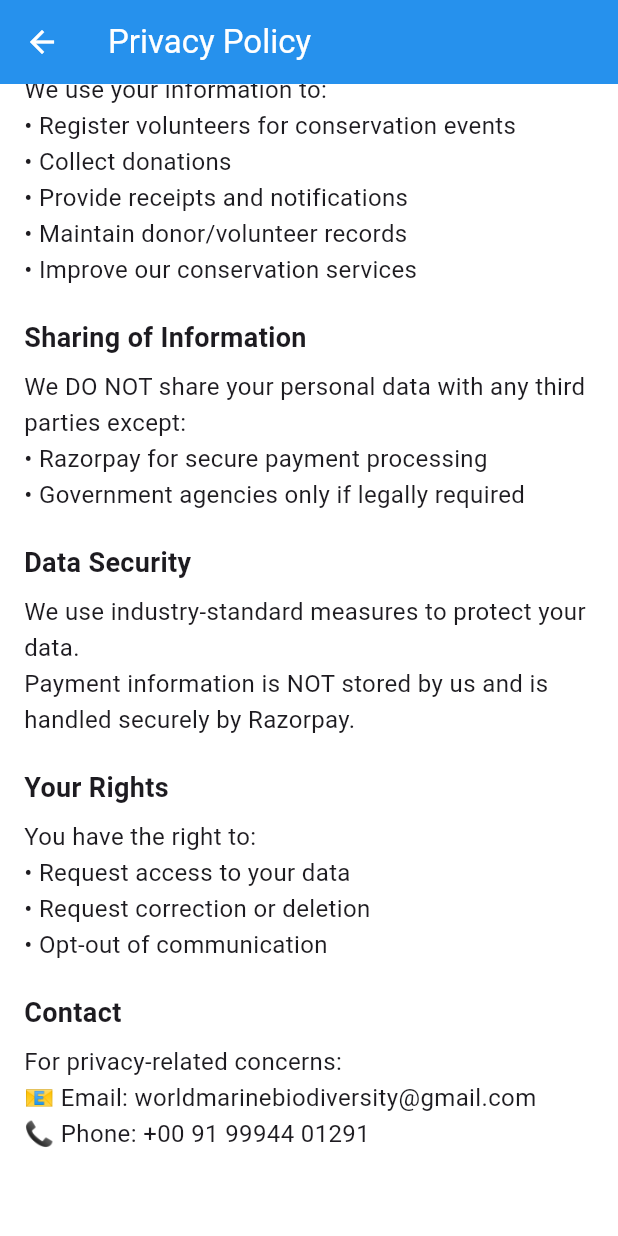
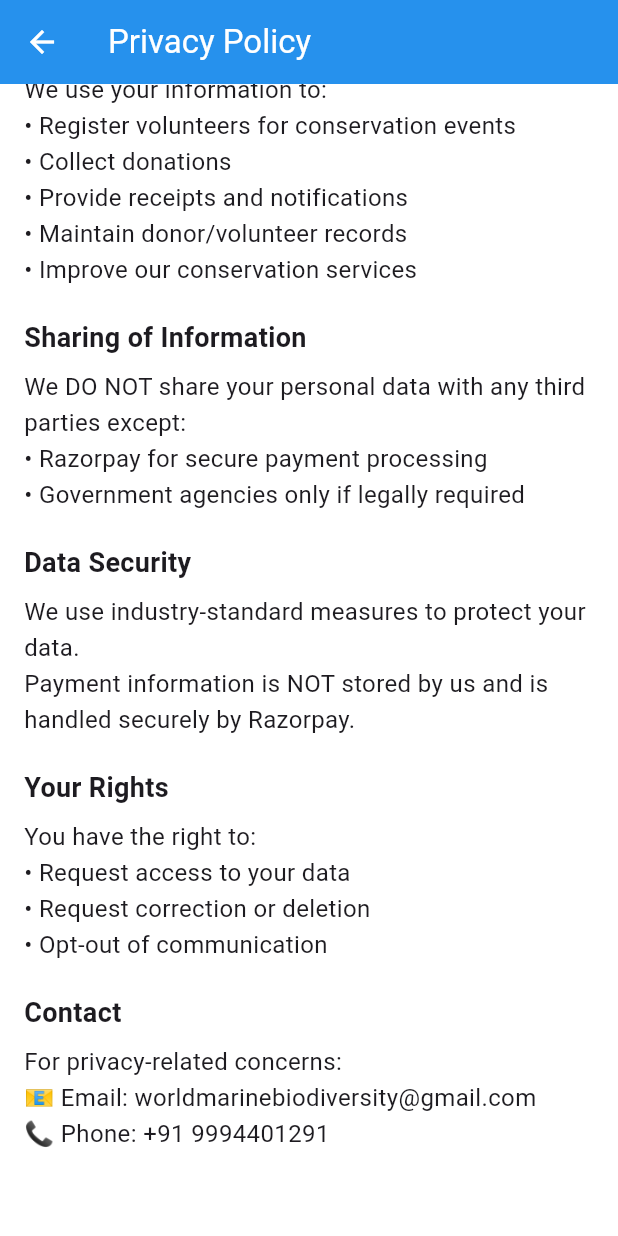
Before and after one commit to Thanigaivelanselvam/Marine_Biodiversity_Conservation, a Flutter app: the PrivacyPolicyPage screen opened directly, scrolled down 535 dp, on a phone screen of 412 x 824 dp. Run offline on Flutter 3.47's test engine with Material 3 defaults, Android fonts, the phone set to English and light mode, and no system bars; our stand-ins replace animated_background, carousel_slider, cloud_firestore, cloud_functions, confetti, file_picker and 10 more; missing offline and left inert: exif, flutter_pdfview, razorpay_flutter; accounts and stored records are empty.

Commit message:
Modified and updated the code and added some pages

```diff
--- a/lib/pages/policy-pages/membership_page.dart
+++ b/lib/pages/policy-pages/membership_page.dart
@@ -166,7 +166,7 @@ class MembershipAgreementPage extends StatelessWidget {
 
             buildTitle("11. Contact Information", titleSize),
             buildPara(
-              "For membership-related queries, contact:\nEmail: worldmarinebiodiversity@gmail.com\nPhone: +00 91 99944 01291\nAddress: No.12 First Main Street, Sivaaji Nagar, Chengalpattu, Tamil Nadu - 603001",
+              "For membership-related queries, contact:\nEmail: worldmarinebiodiversity@gmail.com\nPhone: +91 9994401291\nAddress: No.12 First Main Street, Sivaaji Nagar, Chengalpattu, Tamil Nadu - 603001",
               textSize,
             ),
           ],
--- a/lib/pages/policy-pages/privacy_policy.dart
+++ b/lib/pages/policy-pages/privacy_policy.dart
@@ -130,7 +130,7 @@ class PrivacyPolicyPage extends StatelessWidget {
             Text(
               "For privacy-related concerns:\n"
                   "📧 Email: worldmarinebiodiversity@gmail.com\n"
-                  "📞 Phone: +00 91 99944 01291",
+                  "📞 Phone: +91 9994401291",
               style: TextStyle(fontSize: textSize, height: 1.5),
             ),
 
--- a/lib/pages/policy-pages/refund_page.dart
+++ b/lib/pages/policy-pages/refund_page.dart
@@ -136,7 +136,7 @@ class CancellationRefundPolicyPage extends StatelessWidget {
                 sectionText(
                   "For refund-related issues:\n"
                       "📧 Email: worldmarinebiodiversity@gmail.com\n"
-                      "📞 Phone: +91 99944 01291\n"
+                      "📞 Phone: +91 9994401291\n"
                       "📍 Address: No 87/5, 5th Street, Sannithi Nagar, Chengalpattu District, Tamil Nadu – 603003.",
                 ),
 
--- a/lib/pages/policy-pages/terms_conditions.dart
+++ b/lib/pages/policy-pages/terms_conditions.dart
@@ -141,7 +141,7 @@ class TermsAndConditionsPage extends StatelessWidget {
             Text(
               "For questions about these Terms:\n"
                   "📧 Email: worldmarinebiodiversity@gmail.com\n"
-                  "📞 Phone:  +00 91 99944 01291",
+                  "📞 Phone:  +91 9994401291",
               style: TextStyle(fontSize: textSize, height: 1.5),
             ),
 
```
